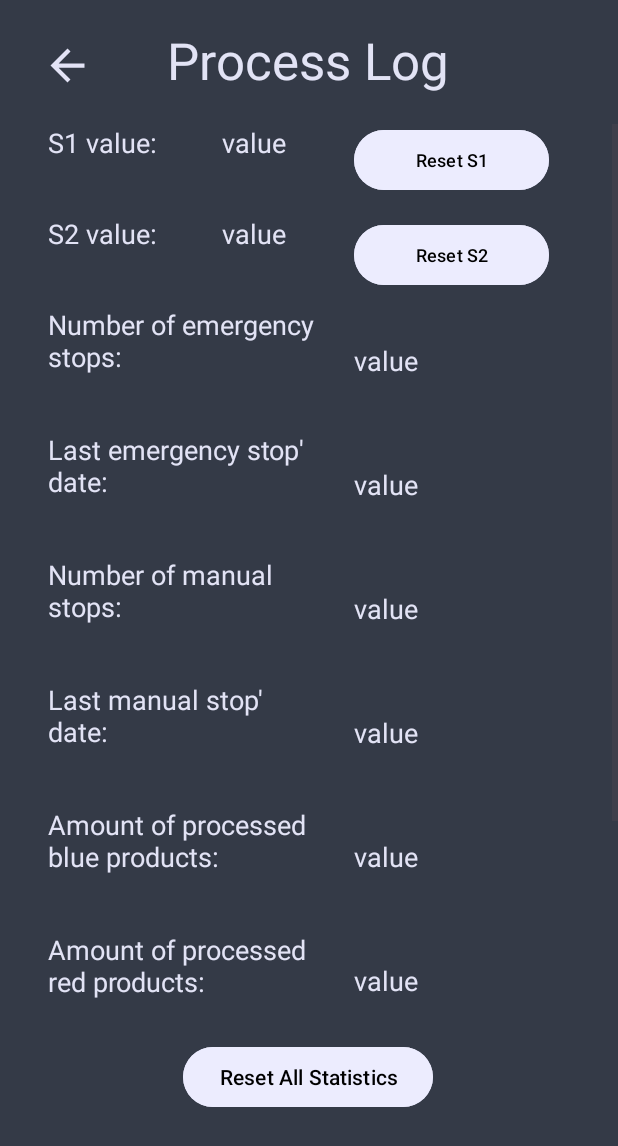
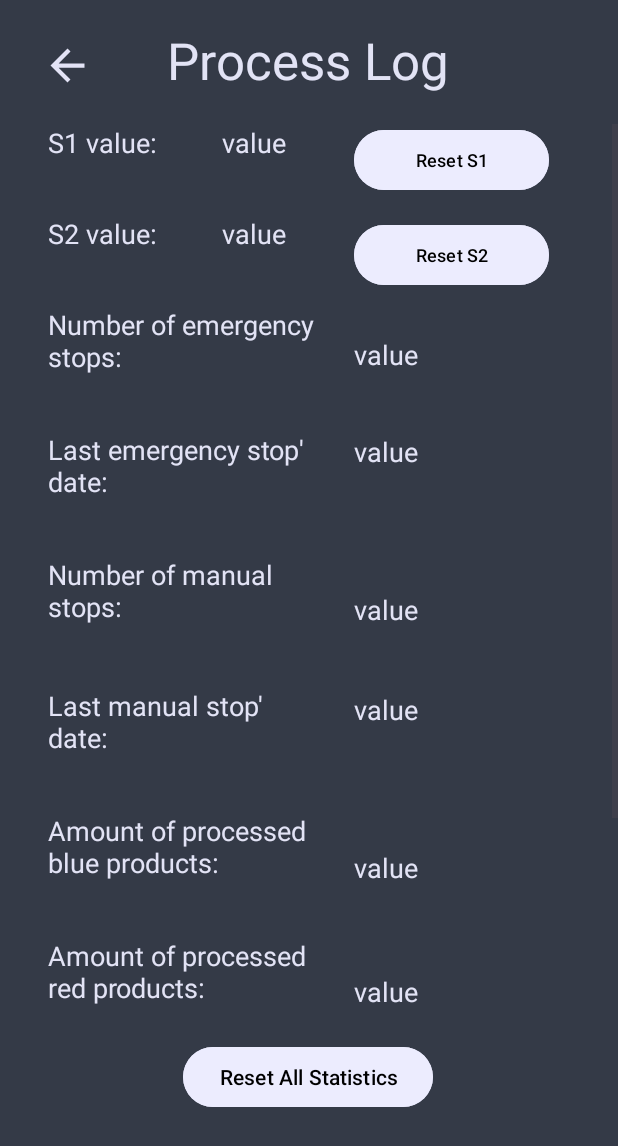
Before and after one commit to UNLAM-SOA/2025-SOA-Q2-M5, an Android app: the ProcessLogActivity screen opened directly, with no data from a screen before it, on a phone screen of 412 x 824 dp. Shown: the top 1146 px of the screen. Run offline under Robolectric (Android 15) with nearby library versions, the phone set to English and light mode, and no system bars; libraries missing offline, so code that uses them is left out: info.mqtt.android, org.eclipse.paho; 7 statements that could not run were skipped.

Commit message:
Ajustes layout ProcessLog

```diff
--- a/Android/app/src/main/java/com/example/prodlineclassifier/MainActivity.java
+++ b/Android/app/src/main/java/com/example/prodlineclassifier/MainActivity.java
@@ -229,6 +229,7 @@ public class MainActivity extends AppCompatActivity {
                 {
                     MQTTService.sendTopicMessageToAdafruit(username + "/feeds/systemstatus", newSystemStatus);
                 }
+                txtViewSystemStatus.setTextColor(Color.parseColor("#000000"));
                 break;
             case "Manually Stopped":
                 if(!systemStatus.equals("Running")
@@ -241,6 +242,7 @@ public class MainActivity extends AppCompatActivity {
                 {
                     MQTTService.sendTopicMessageToAdafruit( username + "/feeds/systemstatus", newSystemStatus);
                 }
+                txtViewSystemStatus.setTextColor(Color.parseColor("#000000"));
                 break;
             case "Emergency Stopped":
                 color = Color.parseColor(getString(R.string.color_sysstat_emergency_stopped));
--- a/Android/app/src/main/java/com/example/prodlineclassifier/ProcessLogActivity.java
+++ b/Android/app/src/main/java/com/example/prodlineclassifier/ProcessLogActivity.java
@@ -47,6 +47,7 @@ public class ProcessLogActivity extends AppCompatActivity {
     private TextView txtValueBlueProds;
     private TextView txtValueUnknownProds;
     private TextView txtValueLastEmergencyStoppedDate;
+    private TextView txtValueLastManualStoppedDate;
 
     @RequiresApi(api = Build.VERSION_CODES.TIRAMISU)
     @Override
@@ -89,6 +90,7 @@ public class ProcessLogActivity extends AppCompatActivity {
         txtValueRedProds = findViewById(R.id.txt_value_amount_red_prods);
         txtValueUnknownProds = findViewById(R.id.txt_value_amount_unknown_prods);
         txtValueLastEmergencyStoppedDate = findViewById(R.id.txt_value_last_emergency_stop_date);
+        txtValueLastManualStoppedDate = findViewById(R.id.txt_value_last_manual_stop_date);
 
         getStatisticsValue();
 
@@ -118,11 +120,11 @@ public class ProcessLogActivity extends AppCompatActivity {
                     feed = jsonObject.get("feed").getAsString();
                     filter = jsonObject.get("filter").getAsString();
                     Log.d("Adafruit", "a getTopicRecordCount:  " + feed + " - " + filter + " - " + value);
-                    CompletableFuture.runAsync(() -> updatesStatisticValue(feed, filter, value));
+                    CompletableFuture.runAsync(() -> updateStatisticValue(feed, filter, value));
                 }
                 else {
                     String date = jsonObject.get("created_at").getAsString(); // ISO 8601
-                    updateStatisticDate(value, date);
+                    CompletableFuture.runAsync(() -> updateStatisticDate(value, date));
                 }
             }
         });
@@ -135,9 +137,10 @@ public class ProcessLogActivity extends AppCompatActivity {
         MQTTManager.getTopicRecordCount(username, aioKey, Constants.COLOR_SENSOR_FEED_KEY, "Red", mqttViewModel);
         MQTTManager.getTopicRecordCount(username, aioKey, Constants.COLOR_SENSOR_FEED_KEY, "Unknown", mqttViewModel);
         MQTTManager.getTopicLastRecordJSON(username, aioKey, Constants.SYSTEM_STATUS_FEED_KEY, "Emergency Stopped", mqttViewModel);
+        MQTTManager.getTopicLastRecordJSON(username, aioKey, Constants.SYSTEM_STATUS_FEED_KEY, "Manually Stopped", mqttViewModel);
     }
 
-    private void updatesStatisticValue(String feed, String filter, String value) {
+    private void updateStatisticValue(String feed, String filter, String value) {
 
         Log.d("ProcessLogActivity", "feed value:   " + value);
         switch (feed) {
@@ -167,9 +170,15 @@ public class ProcessLogActivity extends AppCompatActivity {
     }
 
     private void updateStatisticDate(String statistic, String date) {
-        if(statistic.equals("Emergency Stopped")) {
-            txtValueLastEmergencyStoppedDate.setText(date);
+        switch (statistic) {
+            case "Emergency Stopped":
+                txtValueLastEmergencyStoppedDate.setText(date);
+                break;
+            case "Manually Stopped":
+                txtValueLastManualStoppedDate.setText(date);
+                break;
         }
+
     }
 
     @Override
--- a/Android/app/src/main/res/layout/activity_process_log.xml
+++ b/Android/app/src/main/res/layout/activity_process_log.xml
@@ -162,7 +162,7 @@
                     android:layout_width="wrap_content"
                     android:layout_height="wrap_content"
                     android:layout_marginStart="236dp"
-                    android:layout_marginTop="34dp"
+                    android:layout_marginTop="30dp"
                     android:text="value"
                     android:textColor="#F2ECECFF"
                     android:textSize="18sp"
@@ -183,10 +183,10 @@
 
                 <TextView
                     android:id="@+id/txt_value_last_emergency_stop_date"
-                    android:layout_width="wrap_content"
-                    android:layout_height="wrap_content"
+                    android:layout_width="89dp"
+                    android:layout_height="47dp"
                     android:layout_marginStart="236dp"
-                    android:layout_marginTop="58dp"
+                    android:layout_marginTop="40dp"
                     android:text="value"
                     android:textColor="#F2ECECFF"
                     android:textSize="18sp"
@@ -222,7 +222,7 @@
                     android:layout_width="178dp"
                     android:layout_height="47dp"
                     android:layout_marginStart="32dp"
-                    android:layout_marginTop="36dp"
+                    android:layout_marginTop="40dp"
                     android:text="Last manual stop' date:"
                     android:textColor="#F2ECECFF"
                     android:textSize="18sp"
@@ -231,10 +231,10 @@
 
                 <TextView
                     android:id="@+id/txt_value_last_manual_stop_date"
-                    android:layout_width="wrap_content"
-                    android:layout_height="wrap_content"
+                    android:layout_width="89dp"
+                    android:layout_height="47dp"
                     android:layout_marginStart="236dp"
-                    android:layout_marginTop="58dp"
+                    android:layout_marginTop="42dp"
                     android:text="value"
                     android:textColor="#F2ECECFF"
                     android:textSize="18sp"
```
